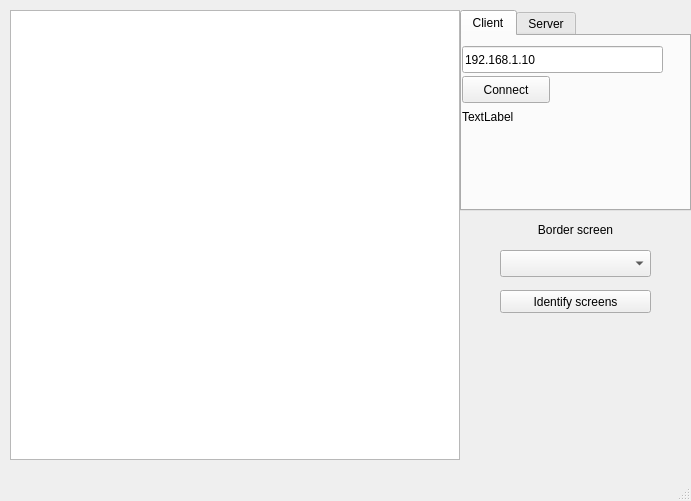
First picture: the form in common/gui/src/MainWindow.ui, repository krisukox/PCs-connector, before the edit.
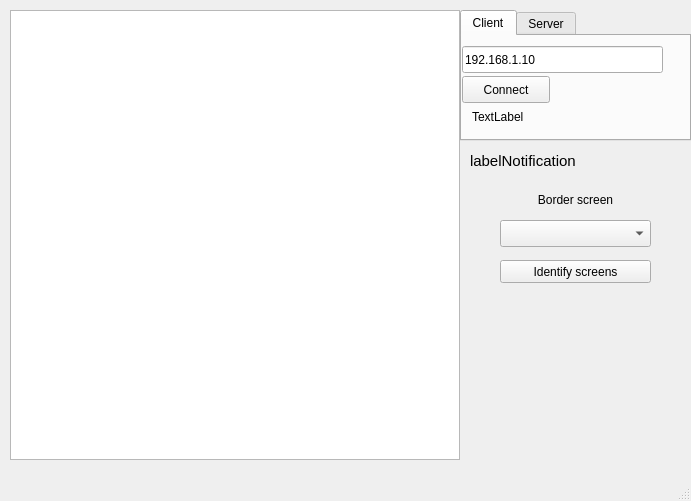
Second picture: the form after the edit. The open tabs and pages were chosen to show the change.

```diff
--- a/common/gui/src/MainWindow.ui
+++ b/common/gui/src/MainWindow.ui
@@ -23,7 +23,7 @@
       <x>460</x>
       <y>10</y>
       <width>231</width>
-      <height>201</height>
+      <height>131</height>
      </rect>
     </property>
     <property name="currentIndex">
@@ -65,7 +65,7 @@
      <widget class="QLabel" name="infoLabel">
       <property name="geometry">
        <rect>
-        <x>0</x>
+        <x>10</x>
         <y>70</y>
         <width>211</width>
         <height>21</height>
@@ -109,7 +109,7 @@
     <property name="geometry">
      <rect>
       <x>500</x>
-      <y>250</y>
+      <y>220</y>
       <width>151</width>
       <height>27</height>
      </rect>
@@ -119,7 +119,7 @@
     <property name="geometry">
      <rect>
       <x>470</x>
-      <y>220</y>
+      <y>190</y>
       <width>211</width>
       <height>19</height>
      </rect>
@@ -135,7 +135,7 @@
     <property name="geometry">
      <rect>
       <x>500</x>
-      <y>290</y>
+      <y>260</y>
       <width>151</width>
       <height>23</height>
      </rect>
@@ -144,6 +144,24 @@
      <string>Identify screens</string>
     </property>
    </widget>
+   <widget class="QLabel" name="labelNotification">
+    <property name="geometry">
+     <rect>
+      <x>470</x>
+      <y>150</y>
+      <width>211</width>
+      <height>21</height>
+     </rect>
+    </property>
+    <property name="font">
+     <font>
+      <pointsize>11</pointsize>
+     </font>
+    </property>
+    <property name="text">
+     <string>labelNotification</string>
+    </property>
+   </widget>
   </widget>
   <widget class="QMenuBar" name="menubar">
    <property name="geometry">
```
Left out of the diff: 2 changed lines with no effect on the pictures.
